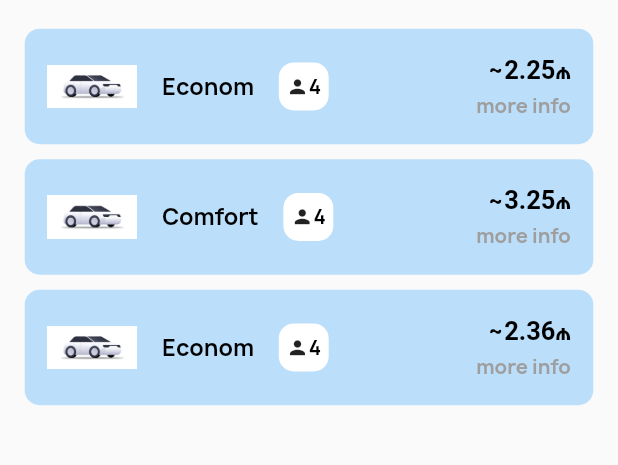
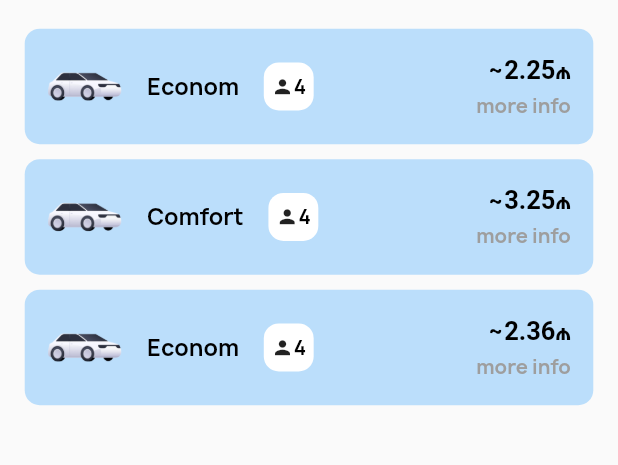
Before and after one commit to tarlanabdurahmanov/fluttertaskapp, a Flutter app: the screen it shows after launch, on a phone screen of 412 x 824 dp, the part 80-545 px from its top. Run offline on Flutter 3.47's test engine with Material 2 defaults, Android fonts, the phone set to English and light mode, and no system bars.

Commit message:
first commit

```diff
--- a/lib/main.dart
+++ b/lib/main.dart
@@ -1,6 +1,6 @@
 import 'package:flutter/material.dart';
-import 'package:fluttertaskapp/core/constants/strings.dart';
-import 'package:fluttertaskapp/presentation/ui/home/home_view.dart';
+import 'core/constants/strings.dart';
+import 'presentation/ui/home/home_view.dart';
 
 void main() => runApp(const MyApp());
 
--- a/lib/models/go_model.dart
+++ b/lib/models/go_model.dart
@@ -1,4 +1,4 @@
-import 'package:fluttertaskapp/models/go_info_model.dart';
+import 'go_info_model.dart';
 
 class GoModel {
   int id;
--- a/lib/presentation/component/modal/modal_about_scroll_list.dart
+++ b/lib/presentation/component/modal/modal_about_scroll_list.dart
@@ -1,7 +1,7 @@
 import 'package:flutter/material.dart';
-import 'package:fluttertaskapp/core/constants/fonts.dart';
-import 'package:fluttertaskapp/data/dummy.dart';
-import 'package:fluttertaskapp/models/ride_model.dart';
+import '../../../core/constants/fonts.dart';
+import '../../../data/dummy.dart';
+import '../../../models/ride_model.dart';
 
 class ModalAboutScrollList extends StatelessWidget {
   const ModalAboutScrollList({Key? key}) : super(key: key);
--- a/lib/presentation/ui/home/home_view.dart
+++ b/lib/presentation/ui/home/home_view.dart
@@ -1,11 +1,11 @@
 import 'package:flutter/material.dart';
-import 'package:fluttertaskapp/core/constants/fonts.dart';
-import 'package:fluttertaskapp/core/constants/image/image_constants.dart';
-import 'package:fluttertaskapp/core/enum/string_enums.dart';
-import 'package:fluttertaskapp/core/extension/context_extension.dart';
-import 'package:fluttertaskapp/data/dummy.dart';
-import 'package:fluttertaskapp/models/go_model.dart';
-import 'package:fluttertaskapp/presentation/ui/modal/modal_bottom_sheet.dart';
+import '../../../core/constants/fonts.dart';
+import '../../../core/constants/image/image_constants.dart';
+import '../../../core/enum/string_enums.dart';
+import '../../../core/extension/context_extension.dart';
+import '../../../data/dummy.dart';
+import '../../../models/go_model.dart';
+import '../modal/modal_bottom_sheet.dart';
 
 class HomeView extends StatefulWidget {
   const HomeView({Key? key}) : super(key: key);
@@ -63,8 +63,8 @@ class _HomeViewState extends State<HomeView> {
         child: Row(
           children: [
             Image.asset(
-              ImageConstants.instance.carImage,
-              width: 60,
+              ImageConstants.instance.carImageTransparent,
+              width: 50,
             ),
             SizedBox(width: context.lowValue),
             Text(
--- a/lib/presentation/ui/modal/modal_bottom_sheet.dart
+++ b/lib/presentation/ui/modal/modal_bottom_sheet.dart
@@ -2,9 +2,9 @@ import 'dart:io';
 
 import 'package:flutter/cupertino.dart';
 import 'package:flutter/material.dart';
-import 'package:fluttertaskapp/core/constants/colors.dart';
-import 'package:fluttertaskapp/core/extension/context_extension.dart';
-import 'package:fluttertaskapp/presentation/ui/modal/modal_view.dart';
+import '../../../core/constants/colors.dart';
+import '../../../core/extension/context_extension.dart';
+import 'modal_view.dart';
 
 import '../../../data/dummy.dart';
 import '../../../models/go_model.dart';
```
Also changed, not shown: lib/data/dummy.dart (+5 -5 lines), lib/presentation/component/modal/modal_about_ride_section.dart (+4 -4 lines), lib/presentation/component/modal/modal_app_bar.dart (+5 -5 lines), lib/presentation/component/modal/modal_button.dart (+4 -4 lines), lib/presentation/component/modal/modal_header_section.dart (+5 -5 lines), lib/presentation/ui/modal/modal_view.dart (+8 -8 lines), lib/presentation/widgets/custom_back_button.dart (deleted, +0 -30 lines), lib/presentation/widgets/custom_button.dart (deleted, +0 -31 lines), lib/presentation/widgets/custom_text_field.dart (deleted, +0 -59 lines).
